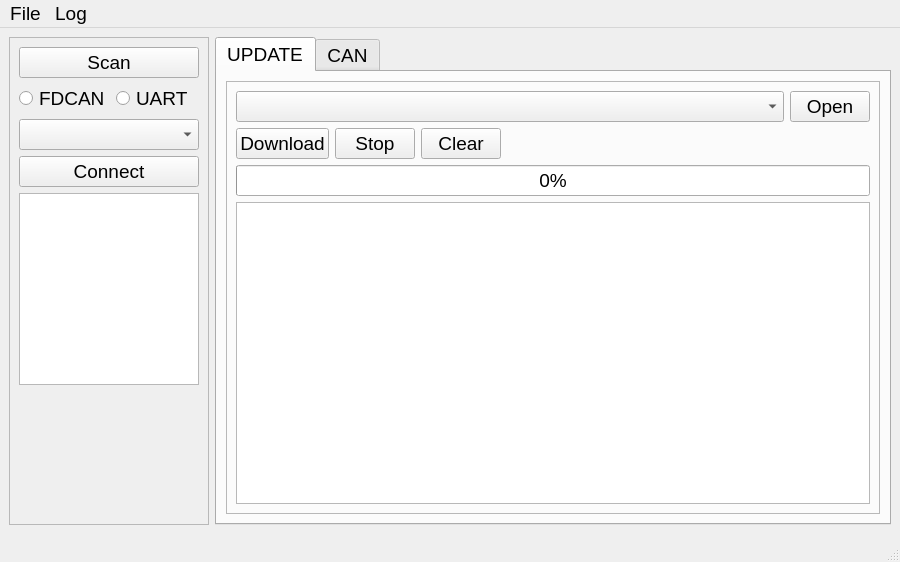
This is software/fdcan-gui/ui/ui_main.ui in chcbaram/stm32g4-fdcan as Qt 5 draws it before an edit. The edited form follows.
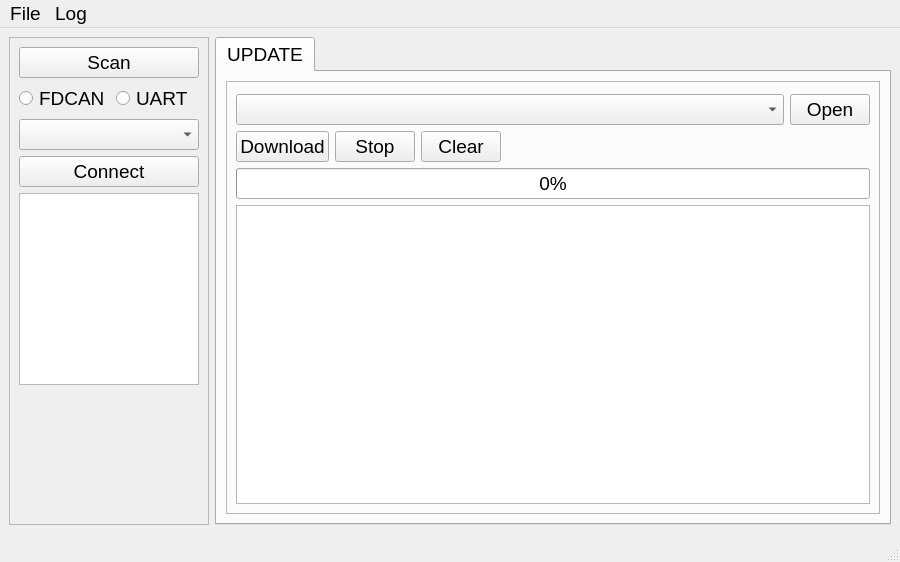
This is the edited form.

```diff
--- a/software/fdcan-gui/ui/ui_main.ui
+++ b/software/fdcan-gui/ui/ui_main.ui
@@ -133,6 +133,12 @@
            <enum>QFrame::Raised</enum>
           </property>
           <layout class="QVBoxLayout" name="verticalLayout_4">
+           <property name="spacing">
+            <number>-1</number>
+           </property>
+           <property name="topMargin">
+            <number>12</number>
+           </property>
            <item>
             <layout class="QHBoxLayout" name="horizontalLayout_2">
              <item>
@@ -164,6 +170,9 @@
              <property name="leftMargin">
               <number>0</number>
              </property>
+             <property name="topMargin">
+              <number>0</number>
+             </property>
              <item>
               <widget class="QPushButton" name="btn_down">
                <property name="sizePolicy">
@@ -233,12 +242,6 @@
         </item>
        </layout>
       </widget>
-      <widget class="QWidget" name="tab_info">
-       <attribute name="title">
-        <string>CAN</string>
-       </attribute>
-       <layout class="QVBoxLayout" name="verticalLayout"/>
-      </widget>
      </widget>
     </item>
    </layout>
```
